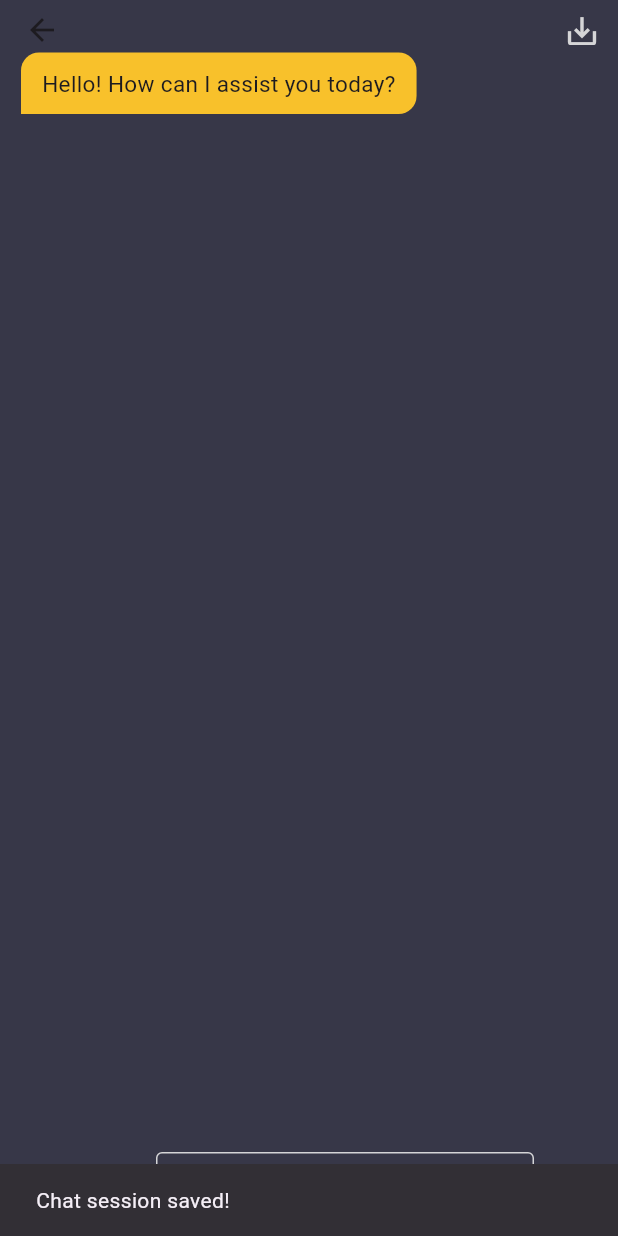
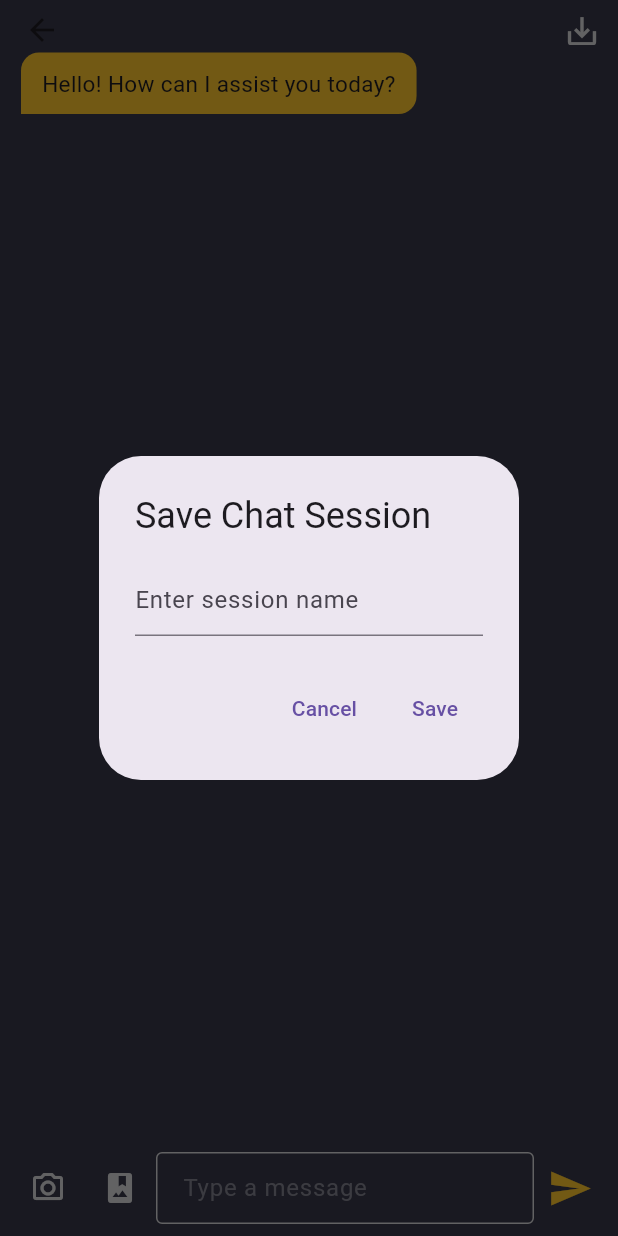
Before and after one commit to Deadlock-exe/MediSnap-AI, a Flutter app: the ChatPage screen opened by its route, after a tap on the "save alt" icon, on a phone screen of 412 x 824 dp. Run offline on Flutter 3.47's test engine with Material 3 defaults, Android fonts, the light colour scheme and no system bars; our stand-ins replace firebase_auth, firebase_core, flutter_gemini, google_generative_ai, google_nav_bar, hive and 2 more; accounts and stored records are empty; generated files the repository leaves out were written again; network calls fail.

Commit message:
chat sessions named before save

```diff
--- /dev/null
+++ b/lib/components/save_dialog.dart
@@ -0,0 +1,36 @@
+import 'package:flutter/material.dart';
+
+Future<String?> showSaveDialog(BuildContext context) async {
+  String sessionName = '';
+
+  return await showDialog<String>(
+    context: context,
+    builder: (BuildContext context) {
+      return AlertDialog(
+        title: const Text('Save Chat Session'),
+        content: TextField(
+          onChanged: (value) {
+            sessionName = value;
+          },
+          decoration: const InputDecoration(
+            hintText: "Enter session name",
+          ),
+        ),
+        actions: <Widget>[
+          TextButton(
+            onPressed: () {
+              Navigator.of(context).pop(null);
+            },
+            child: const Text('Cancel'),
+          ),
+          TextButton(
+            onPressed: () {
+              Navigator.of(context).pop(sessionName);
+            },
+            child: const Text('Save'),
+          ),
+        ],
+      );
+    },
+  );
+}
--- a/lib/pages/chat_page.dart
+++ b/lib/pages/chat_page.dart
@@ -1,6 +1,7 @@
 import 'package:flutter/material.dart';
 import 'package:image_picker/image_picker.dart';
 import 'package:medisnap/components/chat_model.dart';
+import 'package:medisnap/components/save_dialog.dart';
 import 'package:medisnap/constants/colors.dart';
 import 'package:medisnap/provider/chat_provider.dart';
 import 'package:medisnap/provider/image_provider.dart';
@@ -53,11 +54,14 @@ class _ChatPageState extends State<ChatPage> {
               size: 25,
               color: textColor,
             ),
-            onPressed: () {
-              chatProvider.saveSession();
-              ScaffoldMessenger.of(context).showSnackBar(
-                SnackBar(content: Text('Chat session saved!')),
-              );
+            onPressed: () async {
+              final sessionName = await showSaveDialog(context);
+              if (sessionName != null && sessionName.isNotEmpty) {
+                chatProvider.saveSession(sessionName);
+                ScaffoldMessenger.of(context).showSnackBar(
+                  SnackBar(content: Text('Chat session "$sessionName" saved!')),
+                );
+              }
             },
           ),
         ],
--- a/lib/provider/chat_provider.dart
+++ b/lib/provider/chat_provider.dart
@@ -10,12 +10,14 @@ class MyChatProvider with ChangeNotifier {
   bool _isChatInitialized = false;
   final List<String> _messages = [];
   Box<dynamic> _chatBox = Hive.box('chat_sessions');
+  List<String> _sessionOrder = [];
 
   List<String> get messages => _messages;
   bool get isChatInitialized => _isChatInitialized;
 
   MyChatProvider() {
     _initializeChat();
+    _loadSessionOrder();
   }
 
   Future<void> _initializeChat() async {
@@ -44,17 +46,19 @@ class MyChatProvider with ChangeNotifier {
         text: prompt,
         images: [image.readAsBytesSync()],
       );
-      _messages
-          .add('Bot: ${response?.content?.parts?.last.text ?? 'No response'}');
+      _messages.add(
+        'Bot: ${response?.content?.parts?.last.text ?? 'No response'}',
+      );
     } catch (e) {
       _messages.add('Bot: Error analyzing image: $e');
     }
     notifyListeners();
   }
 
-  void saveSession() {
-    final sessionKey = 'session_${DateTime.now().millisecondsSinceEpoch}';
-    _chatBox.put(sessionKey, _messages.toList()); // Save a copy of the list
+  void saveSession(String sessionName) {
+    _chatBox.put(sessionName, _messages.toList());
+    _sessionOrder.add(sessionName);
+    _chatBox.put('session_order', _sessionOrder);
   }
 
   void loadSession(List<String> messages) {
@@ -63,8 +67,14 @@ class MyChatProvider with ChangeNotifier {
     notifyListeners();
   }
 
+  void _loadSessionOrder() {
+    if (_chatBox.containsKey('session_order')) {
+      _sessionOrder = _chatBox.get('session_order').cast<String>();
+    }
+  }
+
   List<String> getAllSessions() {
-    return _chatBox.keys.cast<String>().toList();
+    return _sessionOrder.reversed.toList();
   }
 
   List<String> getSession(String key) {
```
